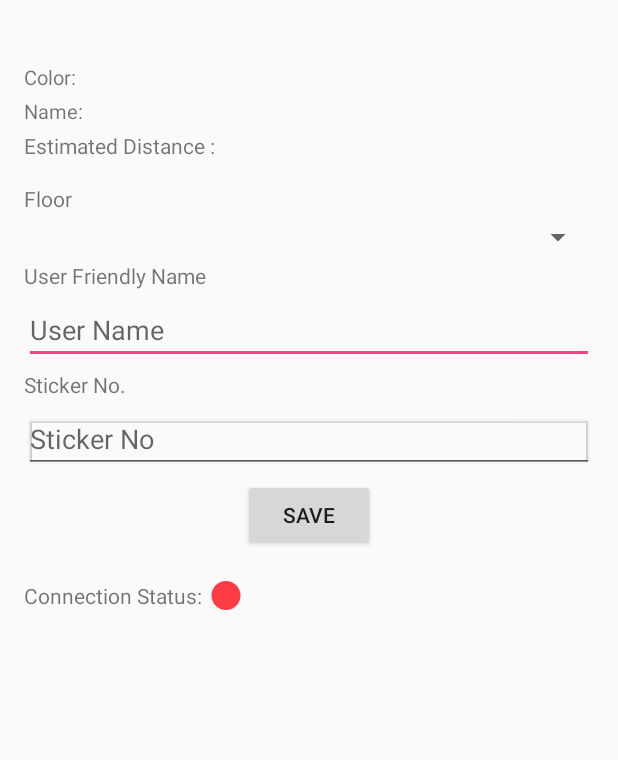
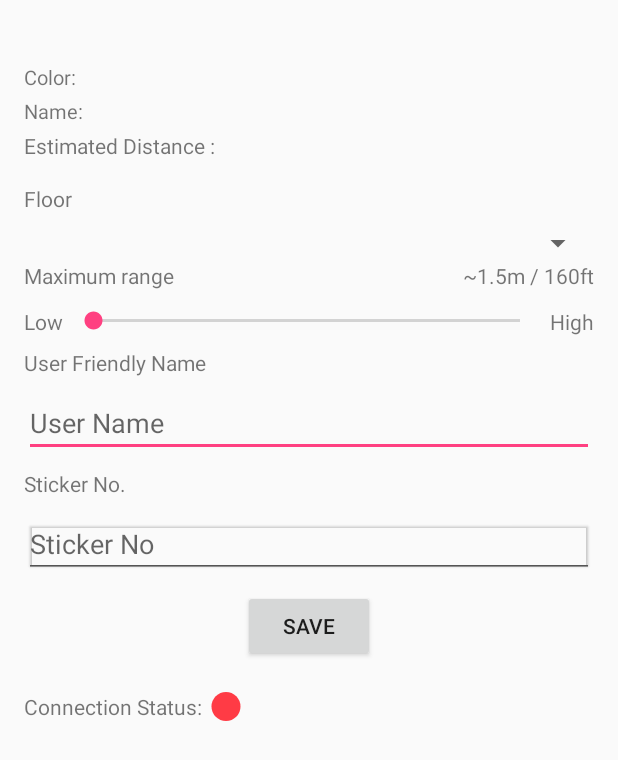
Before and after one commit to lanetteamkaushal/MuseumEntry, an Android app: the layout content_beacon_detail_entry.xml on its own in the app's theme, with its tools: preview values and no code run, on a phone screen of 412 x 824 dp. Shown: the top 760 px of the screen. Run offline under Robolectric (Android 15) with nearby library versions, the light colour scheme and no system bars; network calls fail.

Commit message:
8th November 2016 Commit for check duplicate entry and power settings.

```diff
--- a/app/src/main/java/com/guam/museumentry/MainActivity.java
+++ b/app/src/main/java/com/guam/museumentry/MainActivity.java
@@ -162,7 +162,7 @@ public class MainActivity extends AppCompatActivity {
 
         cropImageView.setBackgroundDrawable(new BitmapDrawable(getResources(), bitmap));
         RequestQueue requestQueue = Volley.newRequestQueue(this);
-        String url = "http://guammuseumapp.com/api/beacon.php?beacon_data=true";
+        String url = BuildVars.API_POINT + "?beacon_data=true";
 
         JsonObjectRequest jsonObjectRequest = new JsonObjectRequest(Request.Method.GET, url, null, new Response.Listener<JSONObject>() {
             @Override
@@ -227,7 +227,7 @@ public class MainActivity extends AppCompatActivity {
     }
 
     public void deleteSingleBeacon(final int id) {
-        String deleteUrl = "http://guammuseumapp.com/api/beacon.php?delete_beacon=true&id=" + id;
+        String deleteUrl = BuildVars.API_POINT + "?delete_beacon=true&id=" + id;
         RequestQueue requestQueue = Volley.newRequestQueue(this);
         JsonObjectRequest jsonObjectRequest = new JsonObjectRequest(Request.Method.GET, deleteUrl, null, new Response.Listener<JSONObject>() {
             @Override
--- a/app/src/main/java/com/guam/museumentry/global/DatabaseUtils.java
+++ b/app/src/main/java/com/guam/museumentry/global/DatabaseUtils.java
@@ -72,6 +72,7 @@ public class DatabaseUtils {
                 result.setMinorID(beaconInfo.minor);
                 result.setBeaconColor(beaconInfo.color.text);
                 result.setBeaconName(beaconInfo.name);
+                result.setBeaconPower(beaconInfo.settings.broadcastingPower.powerInDbm);
                 realm.copyToRealm(result);
 
             }
--- a/app/src/main/java/com/guam/museumentry/service/FetchDetails.java
+++ b/app/src/main/java/com/guam/museumentry/service/FetchDetails.java
@@ -44,7 +44,7 @@ public class FetchDetails {
 
                         @Override
                         public void failure(EstimoteServerException e) {
-
+                            e.printStackTrace();
                         }
                     });
                 }
--- a/app/src/main/res/layout/content_beacon_detail_entry.xml
+++ b/app/src/main/res/layout/content_beacon_detail_entry.xml
@@ -1,15 +1,18 @@
 <?xml version="1.0" encoding="utf-8"?>
-<RelativeLayout xmlns:android="http://schemas.android.com/apk/res/android"
+<android.support.v4.widget.NestedScrollView xmlns:android="http://schemas.android.com/apk/res/android"
     xmlns:app="http://schemas.android.com/apk/res-auto"
     xmlns:tools="http://schemas.android.com/tools"
-    android:id="@+id/content_beacon_detail_entry"
     android:layout_width="match_parent"
     android:layout_height="match_parent"
-
     android:paddingTop="@dimen/activity_vertical_margin"
     app:layout_behavior="@string/appbar_scrolling_view_behavior"
     tools:context="com.guam.museumentry.BeaconDetailEntry"
     tools:showIn="@layout/activity_beacon_detail_entry">
+
+    <RelativeLayout
+        android:id="@+id/content_beacon_detail_entry"
+        android:layout_width="match_parent"
+        android:layout_height="wrap_content">
 
         <include
             android:id="@+id/incDetails"
@@ -35,7 +38,7 @@
                 android:layout_alignParentRight="true"
                 android:layout_alignParentStart="true"
                 android:layout_below="@+id/tvUserNameTitle"
-            android:layout_marginTop="4dp"
+                android:layout_marginTop="@dimen/dimen_top"
                 android:ems="10"
                 android:hint="User Name"
                 android:inputType="textPersonName" />
@@ -47,7 +50,7 @@
                 android:layout_alignLeft="@+id/etUserName"
                 android:layout_alignStart="@+id/etUserName"
                 android:layout_below="@+id/etUserName"
-            android:layout_marginTop="4dp"
+                android:layout_marginTop="@dimen/dimen_top"
                 android:text="Sticker No." />
 
             <EditText
@@ -59,7 +62,7 @@
                 android:layout_alignParentRight="true"
                 android:layout_alignStart="@+id/tvStickerNo"
                 android:layout_below="@+id/tvStickerNo"
-            android:layout_marginTop="4dp"
+                android:layout_marginTop="@dimen/dimen_top"
                 android:elevation="1dp"
                 android:hint="Sticker No"
                 android:inputType="numberSigned"
@@ -71,7 +74,7 @@
                 android:layout_height="wrap_content"
                 android:layout_below="@+id/evStickerNo"
                 android:layout_centerHorizontal="true"
-            android:layout_marginTop="4dp"
+                android:layout_marginTop="@dimen/dimen_top"
                 android:text="SAVE" />
 
             <TextView
@@ -105,7 +108,71 @@
                 android:layout_width="match_parent"
                 android:layout_height="wrap_content"
                 android:layout_below="@+id/tvFloorTitle"
-            android:layout_marginTop="4dp" />
+                android:layout_marginTop="@dimen/dimen_top" />
+
+            <RelativeLayout
+                android:id="@+id/llBroadCastPower"
+                android:layout_width="match_parent"
+                android:layout_height="wrap_content"
+                android:layout_below="@+id/spFloor"
+                android:orientation="vertical">
+
+                <TextView
+                    android:id="@+id/tvTitleRange"
+                    android:layout_width="wrap_content"
+                    android:layout_height="wrap_content"
+                    android:layout_alignParentLeft="true"
+                    android:layout_alignParentStart="true"
+                    android:text="@string/maximum_range" />
+
+                <TextView
+                    android:id="@+id/tvRange"
+                    android:layout_width="wrap_content"
+                    android:layout_height="wrap_content"
+                    android:layout_alignParentEnd="true"
+                    android:layout_alignParentRight="true"
+                    tools:text="~1.5m / 160ft" />
+
+                <View
+                    android:id="@+id/vDivider1"
+                    android:layout_width="match_parent"
+                    android:layout_height="1dp"
+                    android:layout_below="@+id/tvTitleRange"
+                    android:layout_marginTop="2dp" />
+
+                <TextView
+                    android:id="@+id/tvLowTitle"
+                    android:layout_width="wrap_content"
+                    android:layout_height="wrap_content"
+                    android:layout_alignParentLeft="true"
+                    android:layout_alignParentStart="true"
+                    android:layout_below="@+id/vDivider1"
+                    android:layout_marginTop="@dimen/dimen_top"
+                    android:text="@string/low" />
+
+                <SeekBar
+                    android:id="@+id/sbPower"
+                    android:layout_width="match_parent"
+                    android:layout_height="wrap_content"
+                    android:layout_below="@+id/vDivider1"
+                    android:layout_marginLeft="4dp"
+                    android:layout_marginRight="4dp"
+                    android:layout_marginTop="@dimen/dimen_top"
+                    android:layout_toEndOf="@+id/tvLowTitle"
+                    android:layout_toLeftOf="@+id/tvHighTitle"
+                    android:layout_toRightOf="@+id/tvLowTitle"
+                    android:layout_toStartOf="@+id/tvHighTitle" />
+
+                <TextView
+                    android:id="@+id/tvHighTitle"
+                    android:layout_width="wrap_content"
+                    android:layout_height="wrap_content"
+                    android:layout_alignParentEnd="true"
+                    android:layout_alignParentRight="true"
+                    android:layout_below="@+id/vDivider1"
+                    android:layout_marginTop="@dimen/dimen_top"
+                    android:text="@string/high" />
+            </RelativeLayout>
 
             <TextView
                 android:id="@+id/tvUserNameTitle"
@@ -113,10 +180,10 @@
                 android:layout_height="wrap_content"
                 android:layout_alignParentLeft="true"
                 android:layout_alignParentStart="true"
-            android:layout_below="@+id/spFloor"
-            android:layout_marginTop="4dp"
+                android:layout_below="@+id/llBroadCastPower"
+                android:layout_marginTop="@dimen/dimen_top"
                 android:text="User Friendly Name" />
         </RelativeLayout>
+    </RelativeLayout>
 
-
-</RelativeLayout>
+</android.support.v4.widget.NestedScrollView>
--- a/app/src/main/res/values/dimens.xml
+++ b/app/src/main/res/values/dimens.xml
@@ -5,4 +5,5 @@
     <dimen name="shape_size">96dp</dimen>
     <dimen name="elevation_step">8dp</dimen>
     <dimen name="fab_margin">16dp</dimen>
+    <dimen name="dimen_top">8dp</dimen>
 </resources>
--- a/app/src/main/res/values/strings.xml
+++ b/app/src/main/res/values/strings.xml
@@ -15,4 +15,8 @@
     <string name="list_of_beacons">List Of Beacons</string>
     <string name="error_timeout">Please Re-scan and select Beacon again</string>
     <string name="error_internet_connection">Internet connection is required</string>
+    <string name="maximum_range">Maximum range</string>
+    <string name="low">Low</string>
+    <string name="high">High</string>
+    <string name="error_sticker_exist">Please select different Sticker ID</string>
 </resources>
```
Also changed, not shown: app/src/main/java/com/guam/museumentry/BeaconDetailEntry.java (+157 -9 lines), app/src/main/java/com/guam/museumentry/beans/Beacon.java (+9 -0 lines), app/src/main/java/com/guam/museumentry/beans/Power.java (added, +33 -0 lines). Lines whose indentation alone changed are shown as unchanged.
